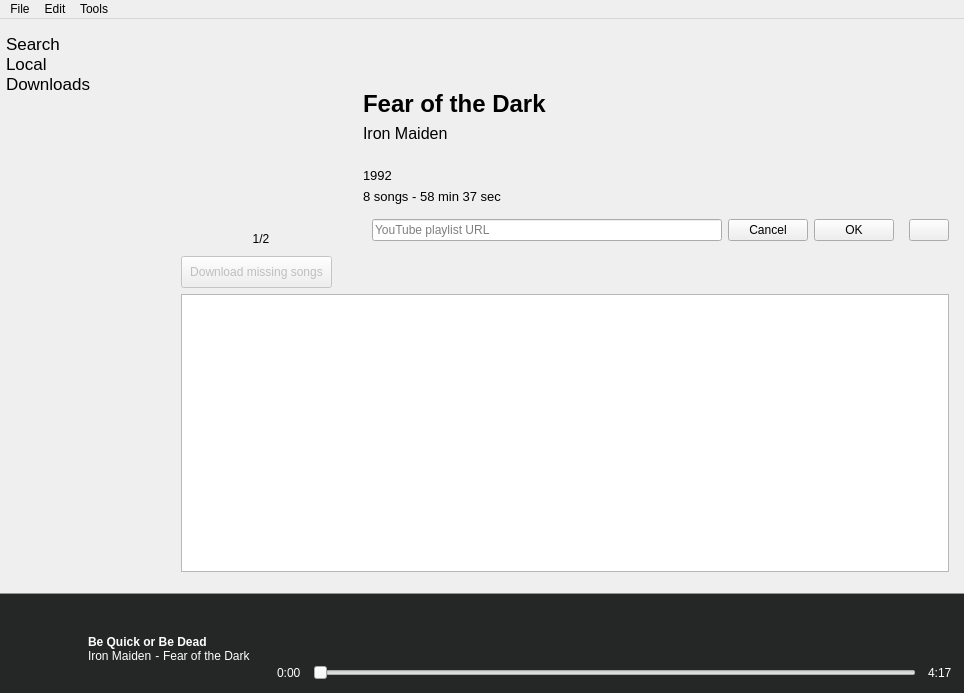
First picture: the form in res/ui/mainwindow.ui, repository Docheinstein/music-dragon, before the edit.
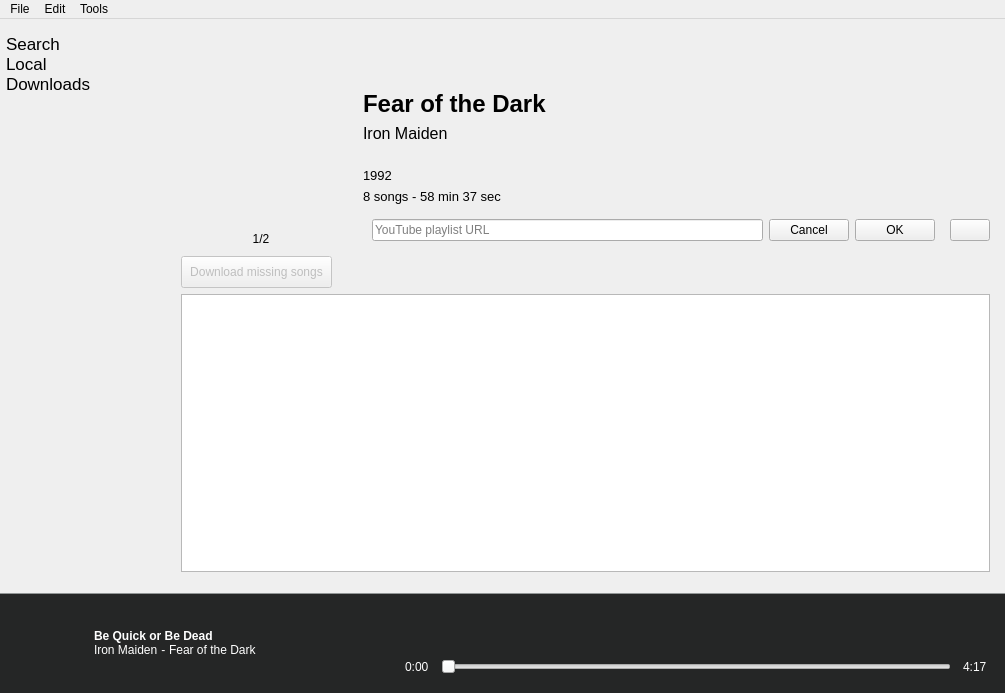
Second picture: the form after the edit. Icons and pictures are not drawn. Custom widgets are drawn as their Qt base class.

Commit message: Local songs cache (metadata and images); Play track locally if available

What changed in the file:
```diff
--- a/res/ui/mainwindow.ui
+++ b/res/ui/mainwindow.ui
@@ -6,7 +6,7 @@
    <rect>
     <x>0</x>
     <y>0</y>
-    <width>964</width>
+    <width>1005</width>
     <height>693</height>
    </rect>
   </property>
@@ -900,21 +900,18 @@
        </size>
       </property>
       <property name="styleSheet">
-       <string notr="true">.QWidget { background-color:  #252626; border-top: 1px solid #929696;}</string>
+       <string notr="true">QWidget#playContainer { background-color:  #252626; border-top: 1px solid #929696;}</string>
       </property>
       <layout class="QHBoxLayout" name="horizontalLayout_13">
-       <property name="leftMargin">
-        <number>12</number>
-       </property>
-       <property name="topMargin">
-        <number>12</number>
-       </property>
-       <property name="rightMargin">
-        <number>12</number>
-       </property>
-       <property name="bottomMargin">
-        <number>0</number>
-       </property>
+       <item>
+        <widget class="QWidget" name="playSongContainer" native="true">
+         <property name="sizePolicy">
+          <sizepolicy hsizetype="Ignored" vsizetype="Preferred">
+           <horstretch>0</horstretch>
+           <verstretch>0</verstretch>
+          </sizepolicy>
+         </property>
+         <layout class="QVBoxLayout" name="verticalLayout_19">
        <item>
         <layout class="QHBoxLayout" name="horizontalLayout_10">
          <property name="spacing">
@@ -985,6 +982,12 @@
              </property>
              <item>
               <widget class="ClickableLabel" name="playArtist">
+                  <property name="sizePolicy">
+                   <sizepolicy hsizetype="Fixed" vsizetype="Preferred">
+                    <horstretch>0</horstretch>
+                    <verstretch>0</verstretch>
+                   </sizepolicy>
+                  </property>
                <property name="styleSheet">
                 <string notr="true">color: white</string>
                </property>
@@ -999,7 +1002,7 @@
              <item>
               <widget class="QLabel" name="label_3">
                <property name="sizePolicy">
-                <sizepolicy hsizetype="Preferred" vsizetype="Preferred">
+                   <sizepolicy hsizetype="Fixed" vsizetype="Preferred">
                  <horstretch>0</horstretch>
                  <verstretch>0</verstretch>
                 </sizepolicy>
@@ -1039,6 +1042,9 @@
          </item>
         </layout>
        </item>
+         </layout>
+        </widget>
+       </item>
        <item>
         <spacer name="horizontalSpacer_7">
          <property name="orientation">
@@ -1056,6 +1062,21 @@
         </spacer>
        </item>
        <item>
+        <widget class="QWidget" name="playControlsContainer" native="true">
+         <property name="minimumSize">
+          <size>
+           <width>600</width>
+           <height>0</height>
+          </size>
+         </property>
+         <property name="maximumSize">
+          <size>
+           <width>600</width>
+           <height>16777215</height>
+          </size>
+         </property>
+         <layout class="QVBoxLayout" name="verticalLayout_20">
+          <item>
         <layout class="QVBoxLayout" name="verticalLayout_18">
          <property name="spacing">
           <number>0</number>
@@ -1242,12 +1263,15 @@
     </item>
    </layout>
   </widget>
+    </item>
+   </layout>
+  </widget>
   <widget class="QMenuBar" name="menubar">
    <property name="geometry">
     <rect>
      <x>0</x>
      <y>0</y>
-     <width>964</width>
+     <width>1005</width>
      <height>34</height>
     </rect>
    </property>
```
Lines whose indentation alone changed are shown as unchanged. The commit also changes 16 other files.
